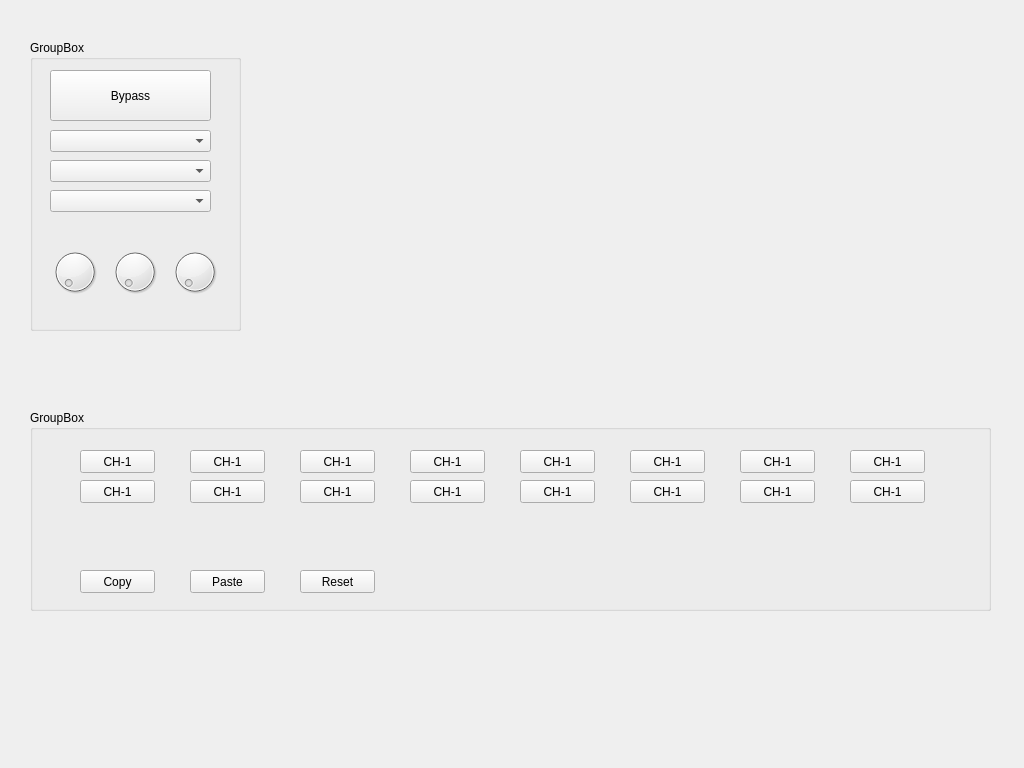
The window that ac1608/highpasswnd.ui (jpcstpj7281/gameseer) describes before a commit, drawn with Qt 5.
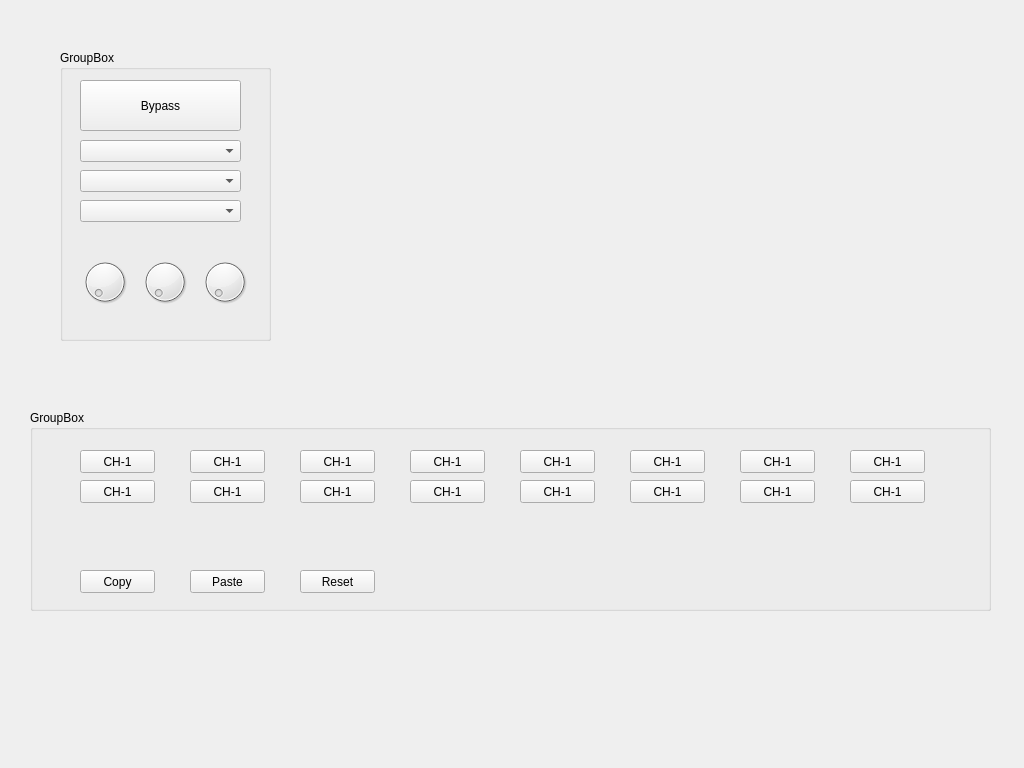
The same window after the commit.

The edit to the form file:
```diff
--- a/ac1608/highpasswnd.ui
+++ b/ac1608/highpasswnd.ui
@@ -22,8 +22,8 @@
   <widget class="QGroupBox" name="groupBox">
    <property name="geometry">
     <rect>
-     <x>30</x>
-     <y>40</y>
+     <x>60</x>
+     <y>50</y>
      <width>211</width>
      <height>291</height>
     </rect>
@@ -368,10 +368,10 @@
   <widget class="QWidget" name="graph" native="true">
    <property name="geometry">
     <rect>
-     <x>280</x>
+     <x>320</x>
      <y>30</y>
-     <width>711</width>
-     <height>331</height>
+     <width>680</width>
+     <height>330</height>
     </rect>
    </property>
   </widget>
```
Left out of the diff: 2 changed lines with no effect on the pictures.
